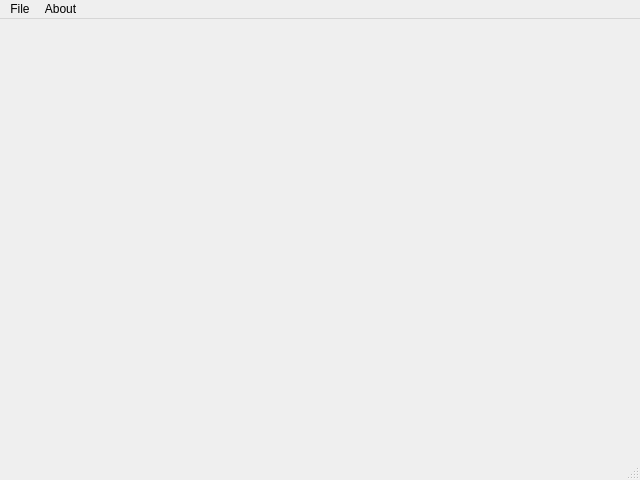
First picture: the form in mainwindow.ui, repository stenpety/h1-student-planner, before the edit.
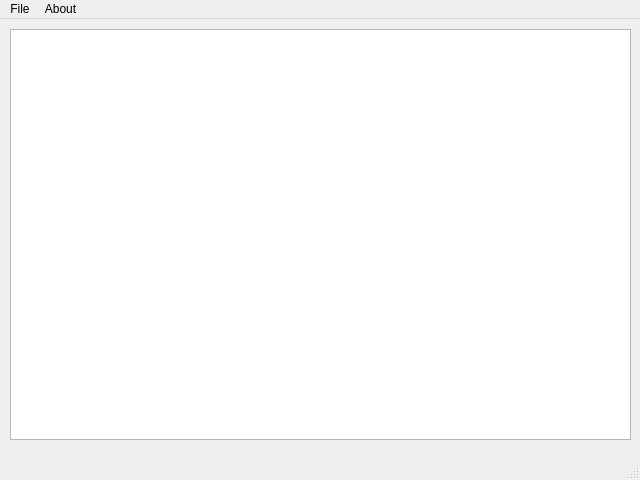
Second picture: the form after the edit.

Commit message: Add stub model class for planner. Model populated table in the main window

```diff
--- a/mainwindow.ui
+++ b/mainwindow.ui
@@ -13,7 +13,18 @@
   <property name="windowTitle">
    <string>H1 Student Planner</string>
   </property>
-  <widget class="QWidget" name="centralwidget"/>
+  <widget class="QWidget" name="centralwidget">
+   <widget class="QTableView" name="plannerTableView">
+    <property name="geometry">
+     <rect>
+      <x>10</x>
+      <y>10</y>
+      <width>621</width>
+      <height>411</height>
+     </rect>
+    </property>
+   </widget>
+  </widget>
   <widget class="QMenuBar" name="menubar">
    <property name="geometry">
     <rect>
```
The commit also changes 6 other files.
